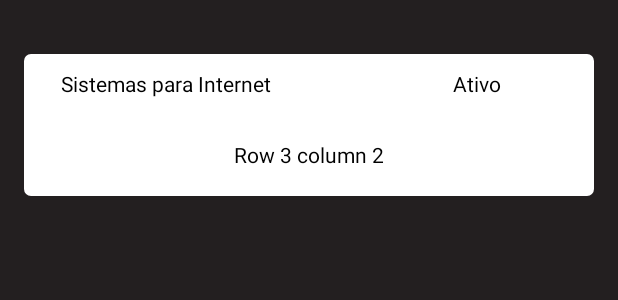
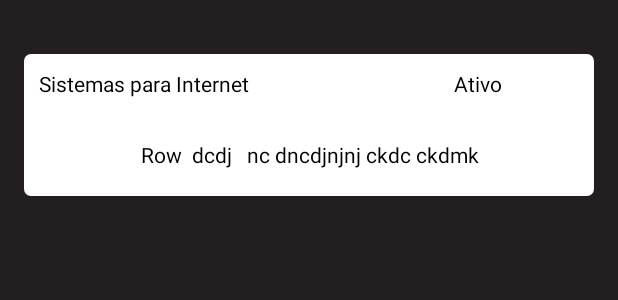
Before and after one commit to tiagomnunes89/vidacademica, an Android app: the layout item_my_course.xml on its own in the app's theme, with its tools: preview values and no code run, on a phone screen of 412 x 824 dp. Shown: the top 300 px of the screen. Run offline under Robolectric (Android 15) with nearby library versions, the light colour scheme and no system bars.

Commit message:
Tela meus cursos

```diff
--- a/app/src/main/res/drawable/course_spinner_border_input.xml
+++ b/app/src/main/res/drawable/course_spinner_border_input.xml
@@ -3,5 +3,5 @@
     <stroke
         android:width="1dp"
         android:color="@color/colorWhite" />
-    <corners android:radius="4dp"/>
+    <corners android:radius="5dp"/>
 </shape>
--- a/app/src/main/res/layout/item_my_course.xml
+++ b/app/src/main/res/layout/item_my_course.xml
@@ -25,7 +25,8 @@
                 android:layout_height="wrap_content"
                 android:layout_margin="@dimen/short_size"
                 android:background="@drawable/border_item_my_course"
-                app:layout_constraintTop_toTopOf="parent">
+                app:layout_constraintTop_toTopOf="parent"
+                >
 
                 <TableRow
                     android:id="@+id/tableRow1"
@@ -37,8 +38,6 @@
                         android:id="@+id/name_course"
                         android:layout_width="match_parent"
                         android:layout_height="wrap_content"
-                        android:layout_gravity="center"
-                        android:layout_marginLeft="10dp"
                         android:layout_weight="1"
                         android:text="Sistemas para Internet"
                         android:textColor="@android:color/black"></TextView>
@@ -48,26 +47,26 @@
                         android:id="@+id/status_course"
                         android:layout_width="match_parent"
                         android:layout_height="wrap_content"
-                        android:layout_marginLeft="10dp"
-                        android:layout_weight="2"
-                        android:gravity="center_horizontal"
+                        android:layout_weight="1"
                         android:text="Ativo"
                         android:textColor="@android:color/black"></TextView>
 
                 </TableRow>
 
                 <TableRow
-                    android:layout_width="fill_parent"
+                    android:layout_width="match_parent"
                     android:layout_height="wrap_content"
-                    android:gravity="center_horizontal">
+                    android:gravity="center_horizontal"
+                    >
 
 
                     <TextView
                         android:id="@+id/description_course"
                         android:layout_weight="1"
                         android:gravity="center"
-                        android:padding="18dp"
-                        android:text="Row 3 column 2"
+                        android:paddingTop="18dp"
+                        android:paddingBottom="18dp"
+                        android:text="Row  dcdj   nc dncdjnjnj ckdc ckdmk"
                         android:textColor="#000000" />
                 </TableRow>
 
```
Also changed, not shown: app/src/main/AndroidManifest.xml (+4 -9 lines), app/src/main/res/layout/content_list_my_courses.xml (+7 -0 lines).
